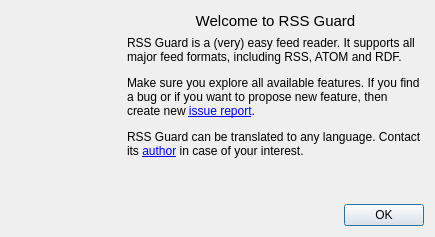
Before: the Qt Designer form src/gui/formwelcome.ui in martinrotter/rssguard, drawn with Qt 5.
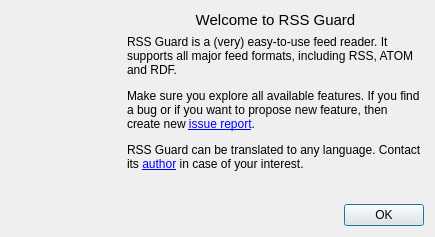
After: the same form once the commit is applied.

Patch:
```diff
--- a/src/gui/formwelcome.ui
+++ b/src/gui/formwelcome.ui
@@ -80,7 +80,7 @@
    <item row="1" column="1">
     <widget class="QLabel" name="m_lblInfo">
      <property name="text">
-      <string>&lt;html&gt;&lt;head/&gt;&lt;body&gt;&lt;p&gt;RSS Guard is a (very) easy feed reader. It supports all major feed formats, including RSS, ATOM and RDF.&lt;/p&gt;&lt;p&gt;Make sure you explore all available features. If you find a bug or if you want to propose new feature, then create new &lt;a href=&quot;https://sourceforge.net/p/rssguard/tickets&quot;&gt;&lt;span style=&quot; text-decoration: underline; color:#0000ff;&quot;&gt;issue report&lt;/span&gt;&lt;/a&gt;.&lt;/p&gt;&lt;p&gt;RSS Guard can be translated to any language. Contact its &lt;a href=&quot;mailto:rotter.martinos@gmail.com&quot;&gt;&lt;span style=&quot; text-decoration: underline; color:#0000ff;&quot;&gt;author&lt;/span&gt;&lt;/a&gt; in case of your interest.&lt;/p&gt;&lt;p&gt;&lt;br/&gt;&lt;/p&gt;&lt;/body&gt;&lt;/html&gt;</string>
+      <string>&lt;html&gt;&lt;head/&gt;&lt;body&gt;&lt;p&gt;RSS Guard is a (very) easy-to-use feed reader. It supports all major feed formats, including RSS, ATOM and RDF.&lt;/p&gt;&lt;p&gt;Make sure you explore all available features. If you find a bug or if you want to propose new feature, then create new &lt;a href=&quot;https://sourceforge.net/p/rssguard/tickets&quot;&gt;&lt;span style=&quot; text-decoration: underline; color:#0000ff;&quot;&gt;issue report&lt;/span&gt;&lt;/a&gt;.&lt;/p&gt;&lt;p&gt;RSS Guard can be translated to any language. Contact its &lt;a href=&quot;mailto:rotter.martinos@gmail.com&quot;&gt;&lt;span style=&quot; text-decoration: underline; color:#0000ff;&quot;&gt;author&lt;/span&gt;&lt;/a&gt; in case of your interest.&lt;/p&gt;&lt;p&gt;&lt;br/&gt;&lt;/p&gt;&lt;/body&gt;&lt;/html&gt;</string>
      </property>
      <property name="alignment">
       <set>Qt::AlignLeading|Qt::AlignLeft|Qt::AlignVCenter</set>
```
